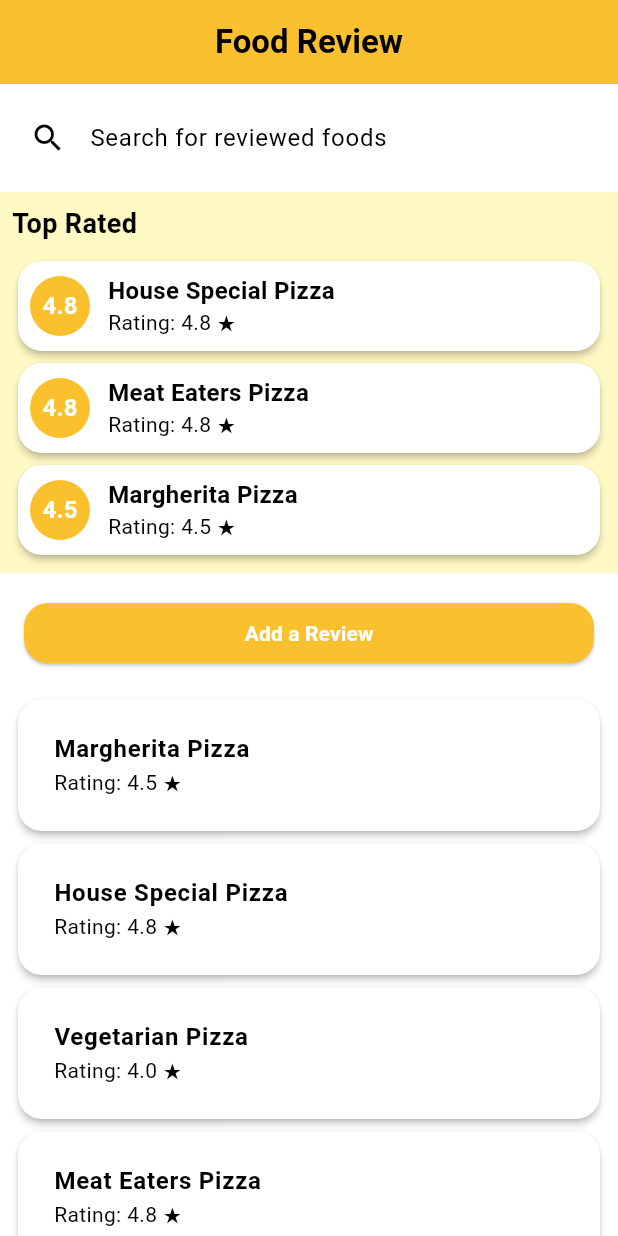
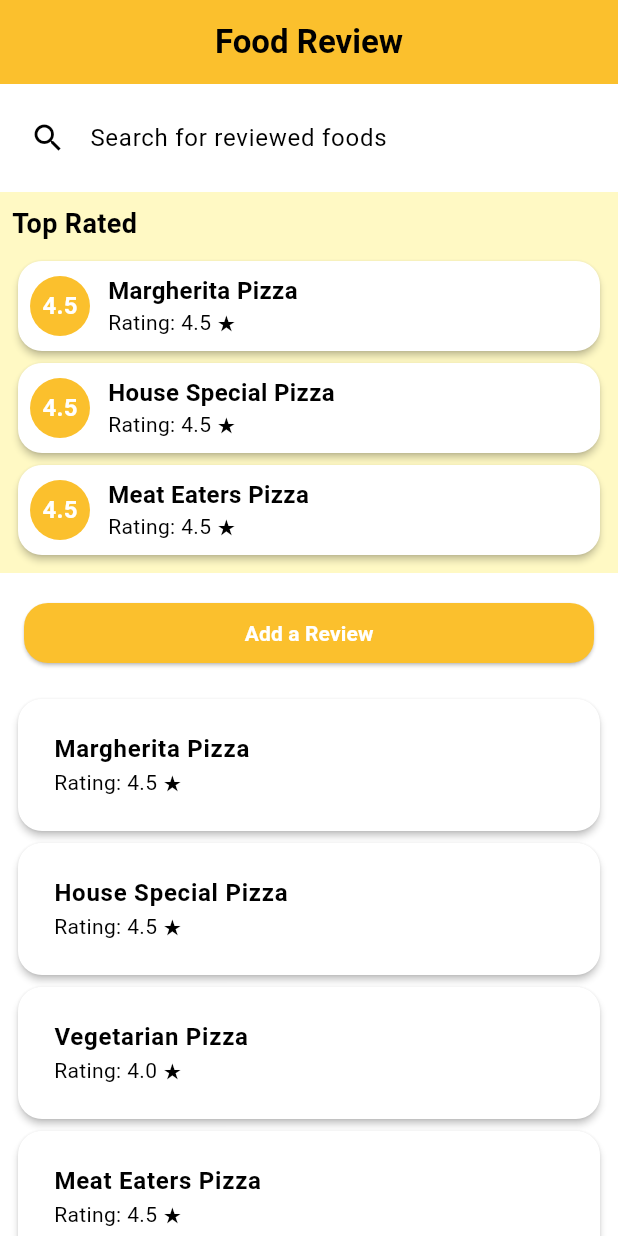
Before and after one commit to C10-PBP-24/halal-bites-mobile, a Flutter app: the FoodReviewPage screen opened directly, on a phone screen of 412 x 824 dp. Run offline on Flutter 3.47's test engine with Material 3 defaults, Android fonts, the phone set to English and light mode, and no system bars; missing offline and left inert: pbp_django_auth.

Commit message:
Integrate rating model and rated_foods

```diff
--- a/lib/rating/screens/rated_foods.dart
+++ b/lib/rating/screens/rated_foods.dart
@@ -1,4 +1,6 @@
 import 'package:flutter/material.dart';
+// Import the Rating model
+import '../models/rating.dart';
 
 void main() {
   runApp(MaterialApp(
@@ -10,38 +12,6 @@ void main() {
   ));
 }
 
-class FoodItem {
-  String name;
-  double rating;
-  String description;
-  List<Review> reviews;
-
-  FoodItem({
-    required this.name,
-    required this.rating,
-    required this.description,
-    required this.reviews,
-  });
-
-  double get averageRating {
-    if (reviews.isEmpty) return 0;
-    double sum = reviews.fold(0, (acc, r) => acc + r.rating);
-    return sum / reviews.length;
-  }
-}
-
-class Review {
-  String reviewerName;
-  double rating;
-  String comment;
-
-  Review({
-    required this.reviewerName,
-    required this.rating,
-    required this.comment,
-  });
-}
-
 class FoodReviewPage extends StatefulWidget {
   const FoodReviewPage({Key? key}) : super(key: key);
 
@@ -50,41 +20,63 @@ class FoodReviewPage extends StatefulWidget {
 }
 
 class _FoodReviewPageState extends State<FoodReviewPage> {
-  List<FoodItem> allFoods = [
-    FoodItem(
-      name: "Margherita Pizza",
-      rating: 4.5,
-      description: "A classic pizza with fresh tomatoes, mozzarella and basil.",
-      reviews: [
-        Review(reviewerName: "Alice", rating: 5, comment: "Delicious!"),
-        Review(reviewerName: "Bob", rating: 4, comment: "Quite good."),
-      ],
+  // Replace List<FoodItem> with List<Rating>
+  List<Rating> allRatings = [
+    Rating(
+      id: '1',
+      food: Food(id: '1', name: 'Margherita Pizza'),
+      user: User(id: '1', username: 'Alice'),
+      rating: 5,
+      description: 'Delicious!',
+      createdAt: DateTime.now(),
     ),
-    FoodItem(
-      name: "House Special Pizza",
-      rating: 4.7,
-      description: "Loaded with sausage, mushrooms, olives, peppers, and onions.",
-      reviews: [
-        Review(reviewerName: "Carol", rating: 5, comment: "My favorite!"),
-        Review(reviewerName: "Dan", rating: 4.5, comment: "Really tasty."),
-      ],
+    Rating(
+      id: '2',
+      food: Food(id: '1', name: 'Margherita Pizza'),
+      user: User(id: '2', username: 'Bob'),
+      rating: 4,
+      description: 'Quite good.',
+      createdAt: DateTime.now(),
     ),
-    FoodItem(
-      name: "Vegetarian Pizza",
-      rating: 4.3,
-      description: "A healthy mix of broccoli, mushrooms, olives, and peppers.",
-      reviews: [
-        Review(reviewerName: "Eve", rating: 4, comment: "Good flavors."),
-      ],
+    Rating(
+      id: '3',
+      food: Food(id: '2', name: 'House Special Pizza'),
+      user: User(id: '3', username: 'Carol'),
+      rating: 5,
+      description: 'My favorite!',
+      createdAt: DateTime.now(),
     ),
-    FoodItem(
-      name: "Meat Eaters Pizza",
-      rating: 4.8,
-      description: "Pepperoni, sausage, meatballs, and ham for carnivores.",
-      reviews: [
-        Review(reviewerName: "Frank", rating: 5, comment: "Fantastic!"),
-        Review(reviewerName: "Grace", rating: 4.5, comment: "Great taste."),
-      ],
+    Rating(
+      id: '4',
+      food: Food(id: '2', name: 'House Special Pizza'),
+      user: User(id: '4', username: 'Dan'),
+      rating: 4,
+      description: 'Really tasty.',
+      createdAt: DateTime.now(),
+    ),
+    Rating(
+      id: '5',
+      food: Food(id: '3', name: 'Vegetarian Pizza'),
+      user: User(id: '5', username: 'Eve'),
+      rating: 4,
+      description: 'Good flavors.',
+      createdAt: DateTime.now(),
+    ),
+    Rating(
+      id: '6',
+      food: Food(id: '4', name: 'Meat Eaters Pizza'),
+      user: User(id: '6', username: 'Frank'),
+      rating: 5,
+      description: 'Fantastic!',
+      createdAt: DateTime.now(),
+    ),
+    Rating(
+      id: '7',
+      food: Food(id: '4', name: 'Meat Eaters Pizza'),
+      user: User(id: '7', username: 'Grace'),
+      rating: 4,
+      description: 'Great taste.',
+      createdAt: DateTime.now(),
     ),
   ];
 
@@ -104,15 +96,26 @@ class _FoodReviewPageState extends State<FoodReviewPage> {
 
   @override
   Widget build(BuildContext context) {
-    // Filter foods based on search
-    List<FoodItem> filteredFoods = allFoods.where((food) {
-      return food.name.toLowerCase().contains(searchQuery.toLowerCase());
+    // Filter ratings based on the search query
+    List<Rating> filteredRatings = allRatings.where((rating) {
+      return rating.food.name.toLowerCase().contains(searchQuery.toLowerCase());
     }).toList();
 
-    // Sort by rating to get top rated
-    List<FoodItem> sortedByRating = List.from(allFoods);
-    sortedByRating.sort((a, b) => b.averageRating.compareTo(a.averageRating));
-    List<FoodItem> topRated = sortedByRating.take(3).toList();
+    // Group ratings by food to calculate average ratings
+    Map<String, List<Rating>> ratingsByFood = {};
+    for (var rating in allRatings) {
+      ratingsByFood.putIfAbsent(rating.food.name, () => []).add(rating);
+    }
+
+    // Calculate average ratings for each food
+    List<MapEntry<String, double>> averageRatings = ratingsByFood.entries.map((entry) {
+      double avg = entry.value.fold(0, (sum, r) => sum + r.rating) / entry.value.length;
+      return MapEntry(entry.key, avg);
+    }).toList();
+
+    // Sort to get top-rated foods
+    averageRatings.sort((a, b) => b.value.compareTo(a.value));
+    List<MapEntry<String, double>> topRated = averageRatings.take(3).toList();
 
     return Scaffold(
       appBar: AppBar(
@@ -160,13 +163,18 @@ class _FoodReviewPageState extends State<FoodReviewPage> {
                   ),
                   const SizedBox(height: 8),
                   Column(
-                    children: topRated.map((food) {
+                    children: topRated.map((entry) {
+                      String foodName = entry.key;
+                      double avgRating = entry.value;
                       return InkWell(
                         onTap: () {
                           Navigator.push(
                             context,
                             MaterialPageRoute(
-                              builder: (_) => FoodDetailPage(food: food),
+                              builder: (_) => FoodDetailPage(
+                                foodName: foodName,
+                                ratings: ratingsByFood[foodName]!,
+                              ),
                             ),
                           );
                         },
@@ -183,7 +191,7 @@ class _FoodReviewPageState extends State<FoodReviewPage> {
                                 CircleAvatar(
                                   backgroundColor: Colors.yellow[700],
                                   child: Text(
-                                    food.averageRating.toStringAsFixed(1),
+                                    avgRating.toStringAsFixed(1),
                                     style: const TextStyle(
                                         color: Colors.white,
                                         fontWeight: FontWeight.bold),
@@ -194,13 +202,12 @@ class _FoodReviewPageState extends State<FoodReviewPage> {
                                   crossAxisAlignment: CrossAxisAlignment.start,
                                   children: [
                                     Text(
-                                      food.name,
+                                      foodName,
                                       style: const TextStyle(
                                           fontWeight: FontWeight.bold,
                                           fontSize: 16),
                                     ),
-                                    Text(
-                                        "Rating: ${food.averageRating.toStringAsFixed(1)} ★"),
+                                    Text("Rating: ${avgRating.toStringAsFixed(1)} ★"),
                                   ],
                                 ),
                               ],
@@ -244,13 +251,19 @@ class _FoodReviewPageState extends State<FoodReviewPage> {
             Padding(
               padding: const EdgeInsets.symmetric(horizontal: 8.0),
               child: Column(
-                children: filteredFoods.map((food) {
+                children: ratingsByFood.keys.map((foodName) {
+                  double avgRating = ratingsByFood[foodName]!
+                      .fold(0, (sum, r) => sum + r.rating) /
+                      ratingsByFood[foodName]!.length;
                   return InkWell(
                     onTap: () {
                       Navigator.push(
                         context,
                         MaterialPageRoute(
-                          builder: (_) => FoodDetailPage(food: food),
+                          builder: (_) => FoodDetailPage(
+                            foodName: foodName,
+                            ratings: ratingsByFood[foodName]!,
+                          ),
                         ),
                       );
                     },
@@ -262,11 +275,10 @@ class _FoodReviewPageState extends State<FoodReviewPage> {
                         padding: const EdgeInsets.all(8.0),
                         child: ListTile(
                           title: Text(
-                            food.name,
+                            foodName,
                             style: const TextStyle(fontWeight: FontWeight.bold),
                           ),
-                          subtitle: Text(
-                              "Rating: ${food.averageRating.toStringAsFixed(1)} ★"),
+                          subtitle: Text("Rating: ${avgRating.toStringAsFixed(1)} ★"),
                         ),
                       ),
                     ),
@@ -366,32 +378,19 @@ class _FoodReviewPageState extends State<FoodReviewPage> {
                             String name = _foodNameController.text.trim();
                             String desc = _descriptionController.text.trim();
                             if (name.isEmpty) return;
-                            // Check if food exists
-                            FoodItem existing = allFoods.firstWhere(
-                              (f) => f.name.toLowerCase() == name.toLowerCase(),
-                              orElse: () => FoodItem(
-                                name: name,
-                                rating: 0,
-                                description:
-                                    desc.isEmpty ? "No description" : desc,
-                                reviews: [],
-                              ),
-                            );
 
-                            if (!allFoods.contains(existing)) {
-                              allFoods.add(existing);
-                            }
-
-                            existing.reviews.add(
-                              Review(
-                                reviewerName: "Anonymous",
-                                rating: _selectedRating,
-                                comment: desc,
-                              ),
+                            // Create new Rating instance
+                            Rating newRating = Rating(
+                              id: DateTime.now().toString(),
+                              food: Food(id: 'new', name: name),
+                              user: User(id: 'anonymous', username: 'Anonymous'),
+                              rating: _selectedRating.toInt(),
+                              description: desc.isEmpty ? "No description" : desc,
+                              createdAt: DateTime.now(),
                             );
 
                             setState(() {
-                              // Update UI
+                              allRatings.add(newRating);
                             });
 
                             // Clear fields
@@ -425,19 +424,20 @@ class _FoodReviewPageState extends State<FoodReviewPage> {
 }
 
 class FoodDetailPage extends StatelessWidget {
-  final FoodItem food;
+  final String foodName;
+  final List<Rating> ratings;
 
-  const FoodDetailPage({Key? key, required this.food}) : super(key: key);
+  const FoodDetailPage({Key? key, required this.foodName, required this.ratings})
+      : super(key: key);
 
   @override
   Widget build(BuildContext context) {
-    List<Review> reviews = food.reviews;
-    double avgRating = food.averageRating;
+    double avgRating = ratings.fold(0, (sum, r) => sum + r.rating) / ratings.length;
 
     return Scaffold(
       appBar: AppBar(
         title: Text(
-          food.name,
+          foodName,
           style: const TextStyle(fontWeight: FontWeight.bold),
         ),
         backgroundColor: Colors.yellow[700],
@@ -448,7 +448,7 @@ class FoodDetailPage extends StatelessWidget {
           child: Column(
             children: [
               Text(
-                food.name,
+                foodName,
                 style: Theme.of(context).textTheme.headlineSmall?.copyWith(
                       fontWeight: FontWeight.bold,
                     ),
@@ -461,7 +461,7 @@ class FoodDetailPage extends StatelessWidget {
               ),
               const SizedBox(height: 16),
               Text(
-                food.description,
+                ratings.first.food.name,
                 textAlign: TextAlign.center,
               ),
               const SizedBox(height: 24),
@@ -471,7 +471,7 @@ class FoodDetailPage extends StatelessWidget {
               ),
               const SizedBox(height: 8),
               Column(
-                children: reviews.map((r) {
+                children: ratings.map((r) {
                   return Card(
                     elevation: 2,
                     shape: RoundedRectangleBorder(
@@ -479,10 +479,11 @@ class FoodDetailPage extends StatelessWidget {
                     ),
                     child: ListTile(
                       title: Text(
-                        r.reviewerName,
+                        r.user.username,
                         style: const TextStyle(fontWeight: FontWeight.bold),
                       ),
-                      subtitle: Text("${r.rating} ★ - ${r.comment}"),
+                      subtitle:
+                          Text("${r.rating} ★ - ${r.description}"),
                     ),
                   );
                 }).toList(),
```
